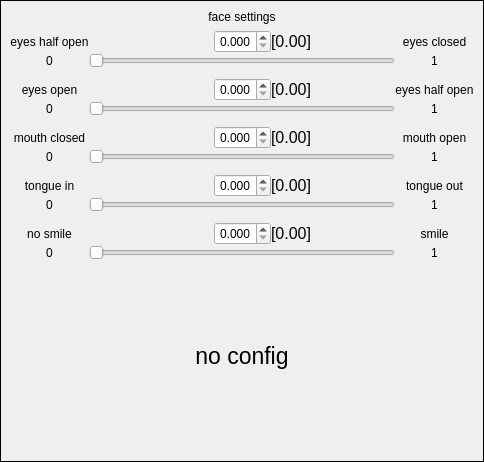
Old version of the form src/ui/settings-dialog/FaceSettingsWidget.ui in the repository ashmanix/ashmanix-moveface-obs-plugin.
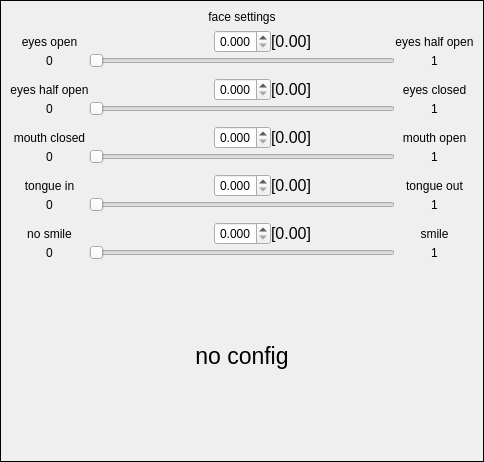
New version of the form. Custom widgets are drawn as their Qt base class.

Commit message: Added tracking smoothing

```diff
--- a/src/ui/settings-dialog/FaceSettingsWidget.ui
+++ b/src/ui/settings-dialog/FaceSettingsWidget.ui
@@ -111,6 +111,204 @@
              <property name="spacing">
               <number>0</number>
              </property>
+             <item row="14" column="1">
+              <widget class="BlendshapeSlider" name="smileSlider">
+               <property name="maximum">
+                <number>1000</number>
+               </property>
+               <property name="orientation">
+                <enum>Qt::Horizontal</enum>
+               </property>
+              </widget>
+             </item>
+             <item row="5" column="0">
+              <widget class="QLabel" name="eyesHalfOpenMinLabel">
+               <property name="text">
+                <string>0</string>
+               </property>
+               <property name="alignment">
+                <set>Qt::AlignCenter</set>
+               </property>
+              </widget>
+             </item>
+             <item row="13" column="0">
+              <widget class="QLabel" name="noSmileControlLabel">
+               <property name="text">
+                <string>no smile</string>
+               </property>
+               <property name="alignment">
+                <set>Qt::AlignCenter</set>
+               </property>
+              </widget>
+             </item>
+             <item row="14" column="2">
+              <widget class="QLabel" name="smileOneLabel">
+               <property name="text">
+                <string>1</string>
+               </property>
+               <property name="alignment">
+                <set>Qt::AlignCenter</set>
+               </property>
+              </widget>
+             </item>
+             <item row="9" column="1">
+              <spacer name="verticalSpacer_5">
+               <property name="orientation">
+                <enum>Qt::Vertical</enum>
+               </property>
+               <property name="sizeType">
+                <enum>QSizePolicy::Fixed</enum>
+               </property>
+               <property name="sizeHint" stdset="0">
+                <size>
+                 <width>20</width>
+                 <height>10</height>
+                </size>
+               </property>
+              </spacer>
+             </item>
+             <item row="1" column="0">
+              <widget class="QLabel" name="eyesOpenMinLabel">
+               <property name="text">
+                <string>0</string>
+               </property>
+               <property name="alignment">
+                <set>Qt::AlignCenter</set>
+               </property>
+              </widget>
+             </item>
+             <item row="2" column="1">
+              <spacer name="verticalSpacer_4">
+               <property name="orientation">
+                <enum>Qt::Vertical</enum>
+               </property>
+               <property name="sizeType">
+                <enum>QSizePolicy::Fixed</enum>
+               </property>
+               <property name="sizeHint" stdset="0">
+                <size>
+                 <width>20</width>
+                 <height>10</height>
+                </size>
+               </property>
+              </spacer>
+             </item>
+             <item row="11" column="2">
+              <widget class="QLabel" name="tongueOutOneLabel">
+               <property name="text">
+                <string>1</string>
+               </property>
+               <property name="alignment">
+                <set>Qt::AlignCenter</set>
+               </property>
+              </widget>
+             </item>
+             <item row="0" column="1">
+              <layout class="QHBoxLayout" name="horizontalLayout_2" stretch="1,1,1">
+               <property name="spacing">
+                <number>-1</number>
+               </property>
+               <item>
+                <spacer name="horizontalSpacer_2">
+                 <property name="orientation">
+                  <enum>Qt::Horizontal</enum>
+                 </property>
+                 <property name="sizeHint" stdset="0">
+                  <size>
+                   <width>40</width>
+                   <height>20</height>
+                  </size>
+                 </property>
+                </spacer>
+               </item>
+               <item>
+                <widget class="QDoubleSpinBox" name="eyesOpenSpinBox">
+                 <property name="sizePolicy">
+                  <sizepolicy hsizetype="Fixed" vsizetype="Fixed">
+                   <horstretch>0</horstretch>
+                   <verstretch>0</verstretch>
+                  </sizepolicy>
+                 </property>
+                 <property name="alignment">
+                  <set>Qt::AlignCenter</set>
+                 </property>
+                 <property name="decimals">
+                  <number>3</number>
+                 </property>
+                 <property name="maximum">
+                  <double>1.000000000000000</double>
+                 </property>
+                 <property name="singleStep">
+                  <double>0.010000000000000</double>
+                 </property>
+                </widget>
+               </item>
+               <item>
+                <layout class="QHBoxLayout" name="horizontalLayout_7" stretch="0,0">
+                 <property name="spacing">
+                  <number>0</number>
+                 </property>
+                 <property name="rightMargin">
+                  <number>0</number>
+                 </property>
+                 <item>
+                  <widget class="QLabel" name="eyesOpenTrackingLabel">
+                   <property name="font">
+                    <font>
+                     <pointsize>12</pointsize>
+                    </font>
+                   </property>
+                   <property name="text">
+                    <string>[0.00]</string>
+                   </property>
+                   <property name="margin">
+                    <number>4</number>
+                   </property>
+                  </widget>
+                 </item>
+                 <item>
+                  <spacer name="horizontalSpacer_9">
+                   <property name="orientation">
+                    <enum>Qt::Horizontal</enum>
+                   </property>
+                   <property name="sizeHint" stdset="0">
+                    <size>
+                     <width>40</width>
+                     <height>20</height>
+                    </size>
+                   </property>
+                  </spacer>
+                 </item>
+                </layout>
+               </item>
+              </layout>
+             </item>
+             <item row="12" column="1">
+              <spacer name="verticalSpacer_6">
+               <property name="orientation">
+                <enum>Qt::Vertical</enum>
+               </property>
+               <property name="sizeType">
+                <enum>QSizePolicy::Fixed</enum>
+               </property>
+               <property name="sizeHint" stdset="0">
+                <size>
+                 <width>20</width>
+                 <height>10</height>
+                </size>
+               </property>
+              </spacer>
+             </item>
+             <item row="8" column="2">
+              <widget class="QLabel" name="mouthOpenOneLabel">
+               <property name="text">
+                <string>1</string>
+               </property>
+               <property name="alignment">
+                <set>Qt::AlignCenter</set>
+               </property>
+              </widget>
+             </item>
              <item row="10" column="0">
               <widget class="QLabel" name="tongueInControlLabel">
                <property name="text">
@@ -131,22 +329,6 @@
                </property>
               </widget>
              </item>
-             <item row="5" column="1">
-              <widget class="BlendshapeSlider" name="eyesOpenSlider">
-               <property name="maximum">
-                <number>1000</number>
-               </property>
-               <property name="orientation">
-                <enum>Qt::Horizontal</enum>
-               </property>
-               <property name="invertedAppearance">
-                <bool>false</bool>
-               </property>
-               <property name="tickPosition">
-                <enum>QSlider::NoTicks</enum>
-               </property>
-              </widget>
-             </item>
              <item row="11" column="1">
               <widget class="BlendshapeSlider" name="tongueOutSlider">
                <property name="maximum">
@@ -213,7 +395,7 @@
                </property>
               </spacer>
              </item>
-             <item row="0" column="1">
+             <item row="3" column="1">
               <layout class="QHBoxLayout" name="horizontalLayout" stretch="1,1,1">
                <property name="topMargin">
                 <number>0</number>
@@ -296,7 +478,7 @@
                </item>
               </layout>
              </item>
-             <item row="2" column="2">
+             <item row="5" column="2">
               <widget class="QLabel" name="eyesHalfOpenMaxLabel">
                <property name="text">
                 <string>1</string>
@@ -326,27 +508,7 @@
                </property>
               </widget>
              </item>
-             <item row="5" column="2">
-              <widget class="QLabel" name="eyesOpenMaxLabel">
-               <property name="text">
-                <string>1</string>
-               </property>
-               <property name="alignment">
-                <set>Qt::AlignCenter</set>
-               </property>
-              </widget>
-             </item>
-             <item row="5" column="0">
-              <widget class="QLabel" name="eyesOpenMinLabel">
-               <property name="text">
-                <string>0</string>
-               </property>
-               <property name="alignment">
-                <set>Qt::AlignCenter</set>
-               </property>
-              </widget>
-             </item>
-             <item row="3" column="1">
+             <item row="6" column="1">
               <spacer name="verticalSpacer_3">
                <property name="orientation">
                 <enum>Qt::Vertical</enum>
@@ -439,6 +601,36 @@
                </item>
               </layout>
              </item>
+             <item row="0" column="0">
+              <widget class="QLabel" name="eyesOpenControlLabel">
+               <property name="text">
+                <string>eyes open</string>
+               </property>
+               <property name="alignment">
+                <set>Qt::AlignCenter</set>
+               </property>
+              </widget>
+             </item>
+             <item row="0" column="2">
+              <widget class="QLabel" name="eyesHalfOpen2ControlLabel">
+               <property name="text">
+                <string>eyes half open</string>
+               </property>
+               <property name="alignment">
+                <set>Qt::AlignCenter</set>
+               </property>
+              </widget>
+             </item>
+             <item row="1" column="2">
+              <widget class="QLabel" name="eyesOpenMaxLabel">
+               <property name="text">
+                <string>1</string>
+               </property>
+               <property name="alignment">
+                <set>Qt::AlignCenter</set>
+               </property>
+              </widget>
+             </item>
              <item row="13" column="1">
               <layout class="QHBoxLayout" name="horizontalLayout_6" stretch="1,1,1">
                <item>
@@ -516,85 +708,64 @@
                </item>
               </layout>
              </item>
+             <item row="1" column="1">
+              <widget class="BlendshapeSlider" name="eyesOpenSlider">
+               <property name="maximum">
+                <number>1000</number>
+               </property>
+               <property name="orientation">
+                <enum>Qt::Horizontal</enum>
+               </property>
+               <property name="invertedAppearance">
+                <bool>false</bool>
+               </property>
+               <property name="tickPosition">
+                <enum>QSlider::NoTicks</enum>
+               </property>
+              </widget>
+             </item>
+             <item row="13" column="2">
+              <widget class="QLabel" name="smileControlLabel">
+               <property name="text">
+                <string>smile</string>
+               </property>
+               <property name="alignment">
+                <set>Qt::AlignCenter</set>
+               </property>
+              </widget>
+             </item>
+             <item row="3" column="2">
+              <widget class="QLabel" name="eyesClosedControlLabel">
+               <property name="text">
+                <string>eyes closed</string>
+               </property>
+               <property name="alignment">
+                <set>Qt::AlignCenter</set>
+               </property>
+              </widget>
+             </item>
+             <item row="3" column="0">
+              <widget class="QLabel" name="eyesHalfOpenControlLabel">
+               <property name="text">
+                <string>eyes half open</string>
+               </property>
+               <property name="alignment">
+                <set>Qt::AlignCenter</set>
+               </property>
+              </widget>
+             </item>
+             <item row="5" column="1">
+              <widget class="BlendshapeSlider" name="eyesHalfOpenSlider">
+               <property name="maximum">
+                <number>1000</number>
+               </property>
+               <property name="orientation">
+                <enum>Qt::Horizontal</enum>
+               </property>
+              </widget>
+             </item>
              <item row="4" column="1">
-              <layout class="QHBoxLayout" name="horizontalLayout_2" stretch="1,1,1">
-               <property name="spacing">
-                <number>-1</number>
-               </property>
-               <item>
-                <spacer name="horizontalSpacer_2">
-                 <property name="orientation">
-                  <enum>Qt::Horizontal</enum>
-                 </property>
-                 <property name="sizeHint" stdset="0">
-                  <size>
-                   <width>40</width>
-                   <height>20</height>
-                  </size>
-                 </property>
-                </spacer>
-               </item>
-               <item>
-                <widget class="QDoubleSpinBox" name="eyesOpenSpinBox">
-                 <property name="sizePolicy">
-                  <sizepolicy hsizetype="Fixed" vsizetype="Fixed">
-                   <horstretch>0</horstretch>
-                   <verstretch>0</verstretch>
-                  </sizepolicy>
-                 </property>
-                 <property name="alignment">
-                  <set>Qt::AlignCenter</set>
-                 </property>
-                 <property name="decimals">
-                  <number>3</number>
-                 </property>
-                 <property name="maximum">
-                  <double>1.000000000000000</double>
-                 </property>
-                 <property name="singleStep">
-                  <double>0.010000000000000</double>
-                 </property>
-                </widget>
-               </item>
-               <item>
-                <layout class="QHBoxLayout" name="horizontalLayout_7" stretch="0,0">
-                 <property name="spacing">
-                  <number>0</number>
-                 </property>
-                 <property name="rightMargin">
-                  <number>0</number>
-                 </property>
-                 <item>
-                  <widget class="QLabel" name="eyesOpenTrackingLabel">
-                   <property name="font">
-                    <font>
-                     <pointsize>12</pointsize>
-                    </font>
-                   </property>
-                   <property name="text">
-                    <string>[0.00]</string>
-                   </property>
-                   <property name="margin">
-                    <number>4</number>
-                   </property>
-                  </widget>
-                 </item>
-                 <item>
-                  <spacer name="horizontalSpacer_9">
-                   <property name="orientation">
-                    <enum>Qt::Horizontal</enum>
-                   </property>
-                   <property name="sizeHint" stdset="0">
-                    <size>
-                     <width>40</width>
-                     <height>20</height>
-                    </size>
-                   </property>
-                  </spacer>
-                 </item>
-                </layout>
-               </item>
-              </layout>
+              <layout class="QVBoxLayout" name="verticalLayout_5"/>
              </item>
              <item row="7" column="1">
               <layout class="QHBoxLayout" name="horizontalLayout_3" stretch="1,1,1">
@@ -673,177 +844,6 @@
                </item>
               </layout>
              </item>
-             <item row="1" column="1">
-              <layout class="QVBoxLayout" name="verticalLayout_5"/>
-             </item>
-             <item row="4" column="0">
-              <widget class="QLabel" name="eyesOpenControlLabel">
-               <property name="text">
-                <string>eyes open</string>
-               </property>
-               <property name="alignment">
-                <set>Qt::AlignCenter</set>
-               </property>
-              </widget>
-             </item>
-             <item row="0" column="0">
-              <widget class="QLabel" name="eyesHalfOpenControlLabel">
-               <property name="text">
-                <string>eyes half open</string>
-               </property>
-               <property name="alignment">
-                <set>Qt::AlignCenter</set>
-               </property>
-              </widget>
-             </item>
-             <item row="0" column="2">
-              <widget class="QLabel" name="eyesClosedControlLabel">
-               <property name="text">
-                <string>eyes closed</string>
-               </property>
-               <property name="alignment">
-                <set>Qt::AlignCenter</set>
-               </property>
-              </widget>
-             </item>
-             <item row="13" column="2">
-              <widget class="QLabel" name="smileControlLabel">
-               <property name="text">
-                <string>smile</string>
-               </property>
-               <property name="alignment">
-                <set>Qt::AlignCenter</set>
-               </property>
-              </widget>
-             </item>
-             <item row="2" column="1">
-              <widget class="BlendshapeSlider" name="eyesHalfOpenSlider">
-               <property name="maximum">
-                <number>1000</number>
-               </property>
-               <property name="orientation">
-                <enum>Qt::Horizontal</enum>
-               </property>
-              </widget>
-             </item>
-             <item row="14" column="2">
-              <widget class="QLabel" name="smileOneLabel">
-               <property name="text">
-                <string>1</string>
-               </property>
-               <property name="alignment">
-                <set>Qt::AlignCenter</set>
-               </property>
-              </widget>
-             </item>
-             <item row="2" column="0">
-              <widget class="QLabel" name="eyesHalfOpenMinLabel">
-               <property name="text">
-                <string>0</string>
-               </property>
-               <property name="alignment">
-                <set>Qt::AlignCenter</set>
-               </property>
-              </widget>
-             </item>
-             <item row="13" column="0">
-              <widget class="QLabel" name="noSmileControlLabel">
-               <property name="text">
-                <string>no smile</string>
-               </property>
-               <property name="alignment">
-                <set>Qt::AlignCenter</set>
-               </property>
-              </widget>
-             </item>
-             <item row="14" column="1">
-              <widget class="BlendshapeSlider" name="smileSlider">
-               <property name="maximum">
-                <number>1000</number>
-               </property>
-               <property name="orientation">
-                <enum>Qt::Horizontal</enum>
-               </property>
-              </widget>
-             </item>
-             <item row="6" column="1">
-              <spacer name="verticalSpacer_4">
-               <property name="orientation">
-                <enum>Qt::Vertical</enum>
-               </property>
-               <property name="sizeType">
-                <enum>QSizePolicy::Fixed</enum>
-               </property>
-               <property name="sizeHint" stdset="0">
-                <size>
-                 <width>20</width>
-                 <height>10</height>
-                </size>
-               </property>
-              </spacer>
-             </item>
-             <item row="9" column="1">
-              <spacer name="verticalSpacer_5">
-               <property name="orientation">
-                <enum>Qt::Vertical</enum>
-               </property>
-               <property name="sizeType">
-                <enum>QSizePolicy::Fixed</enum>
-               </property>
-               <property name="sizeHint" stdset="0">
-                <size>
-                 <width>20</width>
-                 <height>10</height>
-                </size>
-               </property>
-              </spacer>
-             </item>
-             <item row="11" column="2">
-              <widget class="QLabel" name="tongueOutOneLabel">
-               <property name="text">
-                <string>1</string>
-               </property>
-               <property name="alignment">
-                <set>Qt::AlignCenter</set>
-               </property>
-              </widget>
-             </item>
-             <item row="4" column="2">
-              <widget class="QLabel" name="eyesHalfOpen2ControlLabel">
-               <property name="text">
-                <string>eyes half open</string>
-               </property>
-               <property name="alignment">
-                <set>Qt::AlignCenter</set>
-               </property>
-              </widget>
-             </item>
-             <item row="12" column="1">
-              <spacer name="verticalSpacer_6">
-               <property name="orientation">
-                <enum>Qt::Vertical</enum>
-               </property>
-               <property name="sizeType">
-                <enum>QSizePolicy::Fixed</enum>
-               </property>
-               <property name="sizeHint" stdset="0">
-                <size>
-                 <width>20</width>
-                 <height>10</height>
-                </size>
-               </property>
-              </spacer>
-             </item>
-             <item row="8" column="2">
-              <widget class="QLabel" name="mouthOpenOneLabel">
-               <property name="text">
-                <string>1</string>
-               </property>
-               <property name="alignment">
-                <set>Qt::AlignCenter</set>
-               </property>
-              </widget>
-             </item>
             </layout>
            </widget>
           </item>
```
The commit also changes 5 other files.
